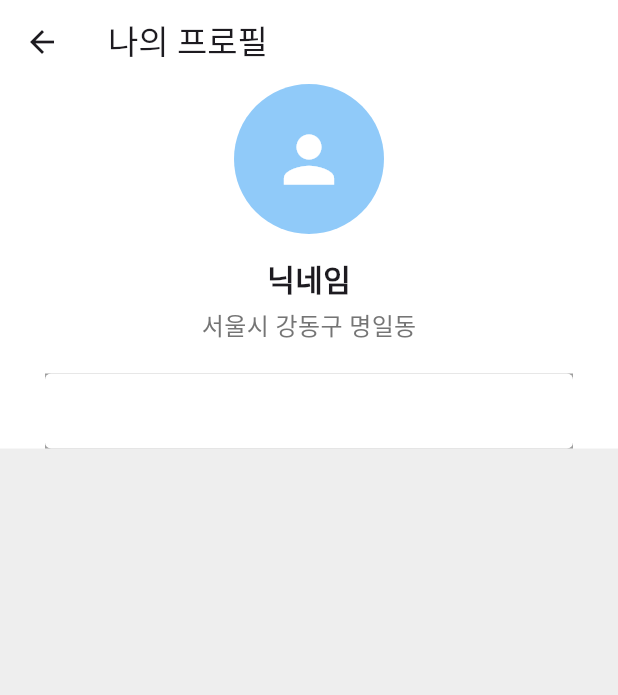
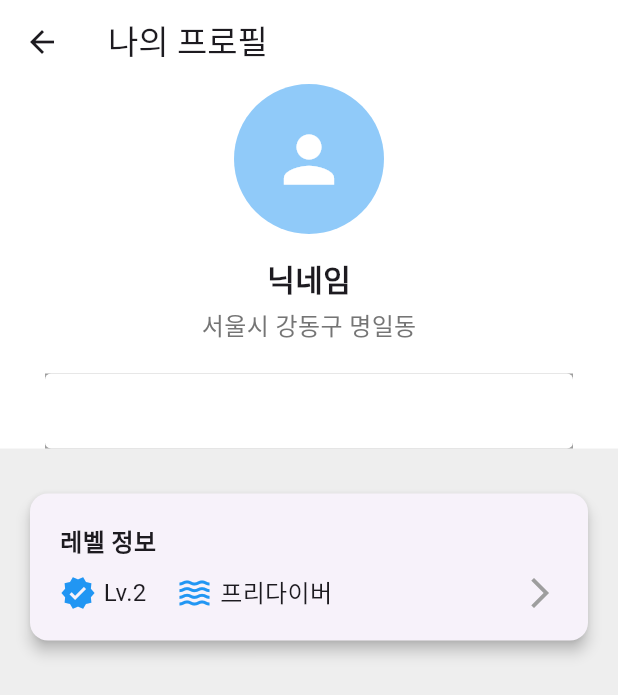
Before and after one commit to matthewKang6263/flutter_application_seau, a Flutter app: the MyPage screen opened directly, on a phone screen of 412 x 824 dp. Shown: the top 695 px of the screen. Run offline on Flutter 3.47's test engine with Material 3 defaults, Android fonts, the phone set to English and light mode, and no system bars; our stand-ins replace flutter_riverpod; project files that could hold a hidden picture were left out.

Commit message:
<docs>(infocard): 프로필 하단 카드 위젯 생성 및 mypage에 위젯 추가

```diff
--- a/lib/ui/pages/mypage/my_page.dart
+++ b/lib/ui/pages/mypage/my_page.dart
@@ -1,4 +1,6 @@
 import 'package:flutter/material.dart';
+import 'package:flutter_application_seau/ui/pages/certification/certification_page.dart';
+import 'package:flutter_application_seau/ui/pages/mypage/widgets/info_card.dart';
 import 'package:flutter_application_seau/ui/widgets/primary_button.dart';
 
 class MyPage extends StatelessWidget {
@@ -24,24 +26,28 @@ class MyPage extends StatelessWidget {
                   CircleAvatar(
                     radius: 50,
                     backgroundColor: Colors.blue[200],
-                  child: Icon(Icons.person,
+                    child: Icon(
+                      Icons.person,
                       size: 50,
                       color: Colors.white,
                     ),
                   ),
-                SizedBox(height: 15,),
-                Text('닉네임',
+                  SizedBox(
+                    height: 15,
+                  ),
+                  Text(
+                    '닉네임',
                     style: TextStyle(
                       fontSize: 20,
                       fontWeight: FontWeight.bold,
                     ),
                   ),
-                SizedBox(height: 5,),
-                Text('서울시 강동구 명일동',
-                style: TextStyle(
-                  fontSize: 16,
-                  color: Colors.grey[600]
+                  SizedBox(
+                    height: 5,
                   ),
+                  Text(
+                    '서울시 강동구 명일동',
+                    style: TextStyle(fontSize: 16, color: Colors.grey[600]),
                   ),
                   SizedBox(height: 20),
                   // 프로필 수정 버튼
@@ -53,7 +59,7 @@ class MyPage extends StatelessWidget {
                       ),
                       child: PrimaryButton(
                         text: '프로필 수정',
-                    onPressed: (){},
+                        onPressed: () {},
                         backgroundColor: Colors.white,
                       ),
                     ),
@@ -62,8 +68,21 @@ class MyPage extends StatelessWidget {
               ),
             ),
             SizedBox(height: 20),
+            // 레벨 정보 카드
+            InfoCard(
+              title: '레벨 정보',
+              icon1: Icons.verified,
+              text1: 'Lv.2',
+              icon2: Icons.waves,
+              text2: '프리다이버',
+              onTap: () {
+                Navigator.push(
+                  context,
+                  MaterialPageRoute(builder: (context) => CertificationPage()),
+                );
+              },
+            ),
           ],
-      )
-    );
+        ));
   }
 }
--- /dev/null
+++ b/lib/ui/pages/mypage/widgets/info_card.dart
@@ -0,0 +1,75 @@
+import 'package:flutter/material.dart';
+
+class InfoCard extends StatelessWidget {
+  final String title;
+  final IconData icon1;
+  final String text1;
+  final IconData icon2;
+  final String text2;
+  final VoidCallback onTap;
+
+  const InfoCard({
+    super.key,
+    required this.title,
+    required this.icon1,
+    required this.text1,
+    required this.icon2,
+    required this.text2,
+    required this.onTap,
+  });
+
+  @override
+  Widget build(BuildContext context) {
+    return GestureDetector(
+      onTap: onTap,
+      child: Card(
+        elevation: 4, // 카드 전체에 그림자 적용
+        margin: EdgeInsets.symmetric(horizontal: 20, vertical: 10),
+        shape: RoundedRectangleBorder(
+          borderRadius: BorderRadius.circular(12),
+        ),
+        child: Padding(
+          padding: EdgeInsets.all(20),
+          child: Column(
+            crossAxisAlignment: CrossAxisAlignment.start,
+            children: [
+              // 제목
+              Text(
+                title,
+                style: TextStyle(
+                  fontSize: 16,
+                  fontWeight: FontWeight.bold,
+                ),
+              ),
+              SizedBox(height: 10),
+              // 아이콘과 텍스트가 있는 Row
+              Row(
+                mainAxisAlignment: MainAxisAlignment.spaceBetween,
+                children: [
+                  Row(
+                    children: [
+                      Icon(icon1, color: Colors.blue),
+                      SizedBox(width: 5),
+                      Text(
+                        text1,
+                        style: TextStyle(fontSize: 16),
+                      ),
+                      SizedBox(width: 20),
+                      Icon(icon2, color: Colors.blue),
+                      SizedBox(width: 5),
+                      Text(
+                        text2,
+                        style: TextStyle(fontSize: 16),
+                      ),
+                    ],
+                  ),
+                  Icon(Icons.arrow_forward_ios, color: Colors.grey),
+                ],
+              ),
+            ],
+          ),
+        ),
+      ),
+    );
+  }
+}
```
Lines whose indentation alone changed are shown as unchanged.
